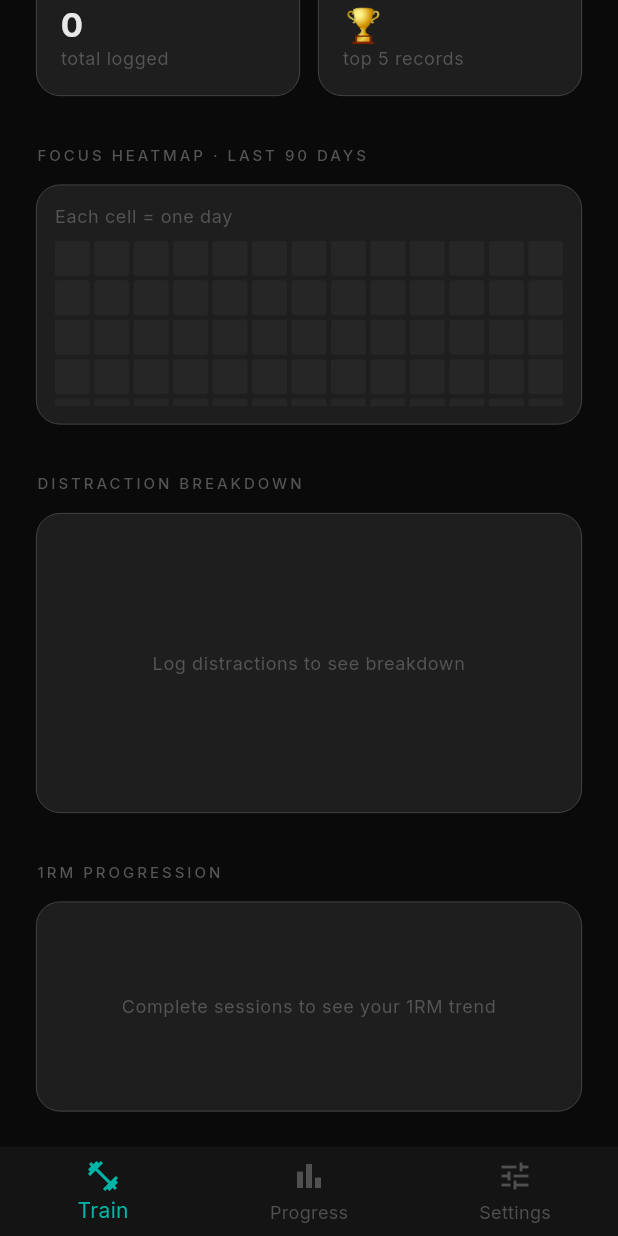
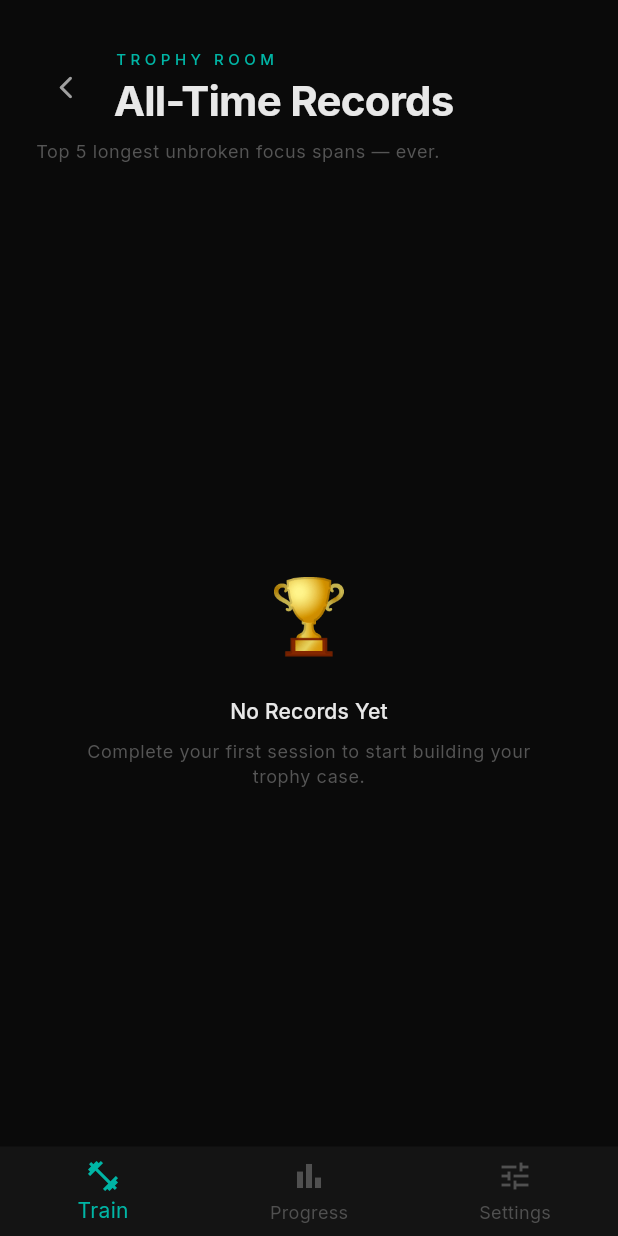
Before and after one commit to lifeIsShore/neuro_load, a Flutter app: the DashboardScreen screen opened by its route, scrolled down 280 dp, after a tap on "TROPHY ROOM", on a phone screen of 412 x 824 dp. Run offline on Flutter 3.47's test engine with Material 3 defaults, Android fonts, the phone set to English and light mode, and no system bars; our stand-ins replace drift, fl_chart, flutter_local_notifications, flutter_riverpod, flutter_secure_storage, flutter_timezone and 7 more; missing offline and left inert: sqlite3; accounts and stored records are empty; generated files the repository leaves out were written again.

Commit message:
cluadue ahmet

```diff
--- a/lib/providers/session_provider.dart
+++ b/lib/providers/session_provider.dart
@@ -388,3 +388,8 @@ final triggerCountMapProvider = FutureProvider<Map<String, int>>((ref) {
 final last90DaysProvider = FutureProvider<List<Session>>((ref) {
   return ref.watch(sessionDaoProvider).last90Days();
 });
+
+/// Top 5 sessions by 1RM — powers the Trophy Room screen
+final top5OneRmProvider = FutureProvider<List<Session>>((ref) {
+  return ref.watch(sessionDaoProvider).top5ByOneRM();
+});
--- a/lib/router.dart
+++ b/lib/router.dart
@@ -11,6 +11,7 @@ import 'screens/dashboard/dashboard_screen.dart';
 import 'screens/settings/settings_screen.dart';
 import 'screens/paywall/paywall_screen.dart';
 import 'screens/shell/app_shell.dart';
+import 'screens/trophy_room/trophy_room_screen.dart';
 
 final routerProvider = Provider<GoRouter>((ref) {
   return GoRouter(
@@ -56,6 +57,10 @@ final routerProvider = Provider<GoRouter>((ref) {
             path: '/settings',
             builder: (context, state) => const SettingsScreen(),
           ),
+          GoRoute(
+            path: '/trophies',
+            builder: (context, state) => const TrophyRoomScreen(),
+          ),
         ],
       ),
     ],
--- a/lib/screens/dashboard/dashboard_screen.dart
+++ b/lib/screens/dashboard/dashboard_screen.dart
@@ -110,7 +110,7 @@ class DashboardScreen extends ConsumerWidget {
                       subtitle: 'top 5 records',
                       icon: Icons.stars_outlined,
                       iconColor: AppColors.warning,
-                      onTap: () {},
+                      onTap: () => context.go('/trophies'),
                     ),
                   ),
                 ],
--- /dev/null
+++ b/lib/screens/trophy_room/trophy_room_screen.dart
@@ -0,0 +1,357 @@
+import 'package:flutter/material.dart';
+import 'package:flutter_riverpod/flutter_riverpod.dart';
+import 'package:go_router/go_router.dart';
+
+import '../../data/app_database.dart';
+import '../../providers/session_provider.dart';
+import '../../theme/app_theme.dart';
+
+class TrophyRoomScreen extends ConsumerWidget {
+  const TrophyRoomScreen({super.key});
+
+  @override
+  Widget build(BuildContext context, WidgetRef ref) {
+    final top5Async = ref.watch(top5OneRmProvider);
+
+    return Scaffold(
+      backgroundColor: AppColors.background,
+      body: SafeArea(
+        child: Column(
+          crossAxisAlignment: CrossAxisAlignment.start,
+          children: [
+            // ── Header ─────────────────────────────────────────────────────
+            Padding(
+              padding: const EdgeInsets.fromLTRB(24, 32, 24, 0),
+              child: Row(
+                children: [
+                  IconButton(
+                    icon: const Icon(
+                      Icons.arrow_back_ios_new_rounded,
+                      size: 18,
+                      color: AppColors.silverGray,
+                    ),
+                    onPressed: () => context.pop(),
+                    padding: EdgeInsets.zero,
+                    constraints: const BoxConstraints(),
+                    visualDensity: VisualDensity.compact,
+                  ),
+                  const SizedBox(width: 12),
+                  Column(
+                    crossAxisAlignment: CrossAxisAlignment.start,
+                    children: [
+                      Text(
+                        'TROPHY ROOM',
+                        style: Theme.of(context).textTheme.labelSmall?.copyWith(
+                              color: AppColors.teal,
+                              letterSpacing: 3,
+                            ),
+                      ),
+                      const SizedBox(height: 2),
+                      Text(
+                        'All-Time Records',
+                        style: Theme.of(context).textTheme.headlineLarge,
+                      ),
+                    ],
+                  ),
+                ],
+              ),
+            ),
+
+            const SizedBox(height: 8),
+
+            Padding(
+              padding: const EdgeInsets.symmetric(horizontal: 24),
+              child: Text(
+                'Top 5 longest unbroken focus spans — ever.',
+                style: Theme.of(context).textTheme.bodySmall?.copyWith(
+                      color: AppColors.textTertiary,
+                    ),
+              ),
+            ),
+
+            const SizedBox(height: 28),
+
+            // ── Content ────────────────────────────────────────────────────
+            Expanded(
+              child: top5Async.when(
+                loading: () => const Center(
+                  child: CircularProgressIndicator(
+                    color: AppColors.teal,
+                    strokeWidth: 2,
+                  ),
+                ),
+                error: (err, _) => Center(
+                  child: Text(
+                    'Could not load records.',
+                    style: Theme.of(context).textTheme.bodySmall,
+                  ),
+                ),
+                data: (sessions) {
+                  if (sessions.isEmpty) {
+                    return _EmptyState();
+                  }
+                  return ListView.separated(
+                    padding: const EdgeInsets.fromLTRB(24, 0, 24, 32),
+                    itemCount: sessions.length,
+                    separatorBuilder: (_, __) => const SizedBox(height: 12),
+                    itemBuilder: (context, index) => _TrophyPlaque(
+                      rank: index + 1,
+                      session: sessions[index],
+                    ),
+                  );
+                },
+              ),
+            ),
+          ],
+        ),
+      ),
+    );
+  }
+}
+
+// ── Empty State ───────────────────────────────────────────────────────────────
+
+class _EmptyState extends StatelessWidget {
+  @override
+  Widget build(BuildContext context) {
+    return Center(
+      child: Padding(
+        padding: const EdgeInsets.symmetric(horizontal: 40),
+        child: Column(
+          mainAxisSize: MainAxisSize.min,
+          children: [
+            const Text('🏆', style: TextStyle(fontSize: 48)),
+            const SizedBox(height: 16),
+            Text(
+              'No Records Yet',
+              style: Theme.of(context)
+                  .textTheme
+                  .titleMedium
+                  ?.copyWith(color: AppColors.textPrimary),
+              textAlign: TextAlign.center,
+            ),
+            const SizedBox(height: 8),
+            Text(
+              'Complete your first session to start building your trophy case.',
+              style: Theme.of(context).textTheme.bodySmall,
+              textAlign: TextAlign.center,
+            ),
+          ],
+        ),
+      ),
+    );
+  }
+}
+
+// ── Trophy Plaque ─────────────────────────────────────────────────────────────
+
+class _TrophyPlaque extends StatelessWidget {
+  final int rank;
+  final Session session;
+
+  const _TrophyPlaque({required this.rank, required this.session});
+
+  static const _rankMedals = {1: '🥇', 2: '🥈', 3: '🥉'};
+
+  Color _rankColor(int r) {
+    return switch (r) {
+      1 => const Color(0xFFD4AF37), // gold
+      2 => const Color(0xFFC0C0C0), // silver
+      3 => const Color(0xFFCD7F32), // bronze
+      _ => AppColors.silverGray,
+    };
+  }
+
+  String _formatDuration(int seconds) {
+    final h = seconds ~/ 3600;
+    final m = (seconds % 3600) ~/ 60;
+    final s = seconds % 60;
+    if (h > 0) return '${h}h ${m}m ${s}s';
+    if (m > 0) return '${m}m ${s}s';
+    return '${s}s';
+  }
+
+  String _formatDate(int epochMs) {
+    final dt = DateTime.fromMillisecondsSinceEpoch(epochMs);
+    const months = [
+      'Jan',
+      'Feb',
+      'Mar',
+      'Apr',
+      'May',
+      'Jun',
+      'Jul',
+      'Aug',
+      'Sep',
+      'Oct',
+      'Nov',
+      'Dec'
+    ];
+    return '${months[dt.month - 1]} ${dt.day}, ${dt.year}';
+  }
+
+  @override
+  Widget build(BuildContext context) {
+    final accentColor = _rankColor(rank);
+    final medal = _rankMedals[rank];
+    final categoryLabel = _categoryLabel(session.category);
+
+    return Container(
+      decoration: BoxDecoration(
+        color: AppColors.surfaceElevated,
+        borderRadius: BorderRadius.circular(20),
+        border: Border.all(
+          color: accentColor.withValues(alpha: rank <= 3 ? 0.45 : 0.15),
+          width: rank == 1 ? 1.5 : 1.0,
+        ),
+      ),
+      child: Padding(
+        padding: const EdgeInsets.all(20),
+        child: Row(
+          children: [
+            // ── Rank Badge ─────────────────────────────────────────────
+            Container(
+              width: 52,
+              height: 52,
+              decoration: BoxDecoration(
+                color: accentColor.withValues(alpha: 0.08),
+                shape: BoxShape.circle,
+                border: Border.all(
+                  color: accentColor.withValues(alpha: 0.3),
+                  width: 1,
+                ),
+              ),
+              child: Center(
+                child: medal != null
+                    ? Text(
+                        medal,
+                        style: const TextStyle(fontSize: 24),
+                      )
+                    : Text(
+                        '#$rank',
+                        style:
+                            Theme.of(context).textTheme.labelMedium?.copyWith(
+                                  color: accentColor,
+                                  fontWeight: FontWeight.w700,
+                                ),
+                      ),
+              ),
+            ),
+
+            const SizedBox(width: 16),
+
+            // ── Record Info ────────────────────────────────────────────
+            Expanded(
+              child: Column(
+                crossAxisAlignment: CrossAxisAlignment.start,
+                children: [
+                  // Duration (the 1RM)
+                  Text(
+                    _formatDuration(session.sessionOneRmSeconds),
+                    style: Theme.of(context).textTheme.headlineSmall?.copyWith(
+                          color: AppColors.textPrimary,
+                          fontWeight: FontWeight.w800,
+                          letterSpacing: -0.5,
+                        ),
+                  ),
+                  const SizedBox(height: 4),
+                  // Category chip + date
+                  Row(
+                    children: [
+                      _Chip(label: categoryLabel, color: accentColor),
+                      const SizedBox(width: 8),
+                      Text(
+                        _formatDate(session.startedAt),
+                        style: Theme.of(context)
+                            .textTheme
+                            .bodySmall
+                            ?.copyWith(color: AppColors.textTertiary),
+                      ),
+                    ],
+                  ),
+                  // Sub-category (if set)
+                  if (session.subCategory != null &&
+                      session.subCategory!.isNotEmpty) ...[
+                    const SizedBox(height: 4),
+                    Text(
+                      session.subCategory!,
+                      style: Theme.of(context).textTheme.bodySmall?.copyWith(
+                            color: AppColors.textSecondary,
+                            fontStyle: FontStyle.italic,
+                          ),
+                      maxLines: 1,
+                      overflow: TextOverflow.ellipsis,
+                    ),
+                  ],
+                ],
+              ),
+            ),
+
+            // ── Quality Score mini ──────────────────────────────────────
+            Column(
+              crossAxisAlignment: CrossAxisAlignment.end,
+              children: [
+                Text(
+                  session.qualityScore.toStringAsFixed(0),
+                  style: Theme.of(context).textTheme.titleLarge?.copyWith(
+                        color: accentColor,
+                        fontWeight: FontWeight.w800,
+                      ),
+                ),
+                Text(
+                  'QS',
+                  style: Theme.of(context).textTheme.labelSmall?.copyWith(
+                        color: AppColors.textTertiary,
+                        letterSpacing: 2,
+                        fontSize: 9,
+                      ),
+                ),
+              ],
+            ),
+          ],
+        ),
+      ),
+    );
+  }
+
+  /// Maps the stored category string back to a human label.
+  String _categoryLabel(String raw) {
+    return switch (raw.toLowerCase()) {
+      'study' => 'Study',
+      'work' => 'Work',
+      'creative' => 'Creative',
+      'admin' => 'Admin',
+      'lifestyle' => 'Lifestyle',
+      _ => raw,
+    };
+  }
+}
+
+// ── Small Chip ────────────────────────────────────────────────────────────────
+
+class _Chip extends StatelessWidget {
+  final String label;
+  final Color color;
+
+  const _Chip({required this.label, required this.color});
+
+  @override
+  Widget build(BuildContext context) {
+    return Container(
+      padding: const EdgeInsets.symmetric(horizontal: 8, vertical: 3),
+      decoration: BoxDecoration(
+        color: color.withValues(alpha: 0.10),
+        borderRadius: BorderRadius.circular(100),
+        border: Border.all(color: color.withValues(alpha: 0.3), width: 0.5),
+      ),
+      child: Text(
+        label,
+        style: Theme.of(context).textTheme.labelSmall?.copyWith(
+              color: color,
+              letterSpacing: 0.5,
+              fontSize: 10,
+            ),
+      ),
+    );
+  }
+}
```
Also changed, not shown: lib/data/daos/session_dao.dart (+15 -6 lines), 2 other files.
